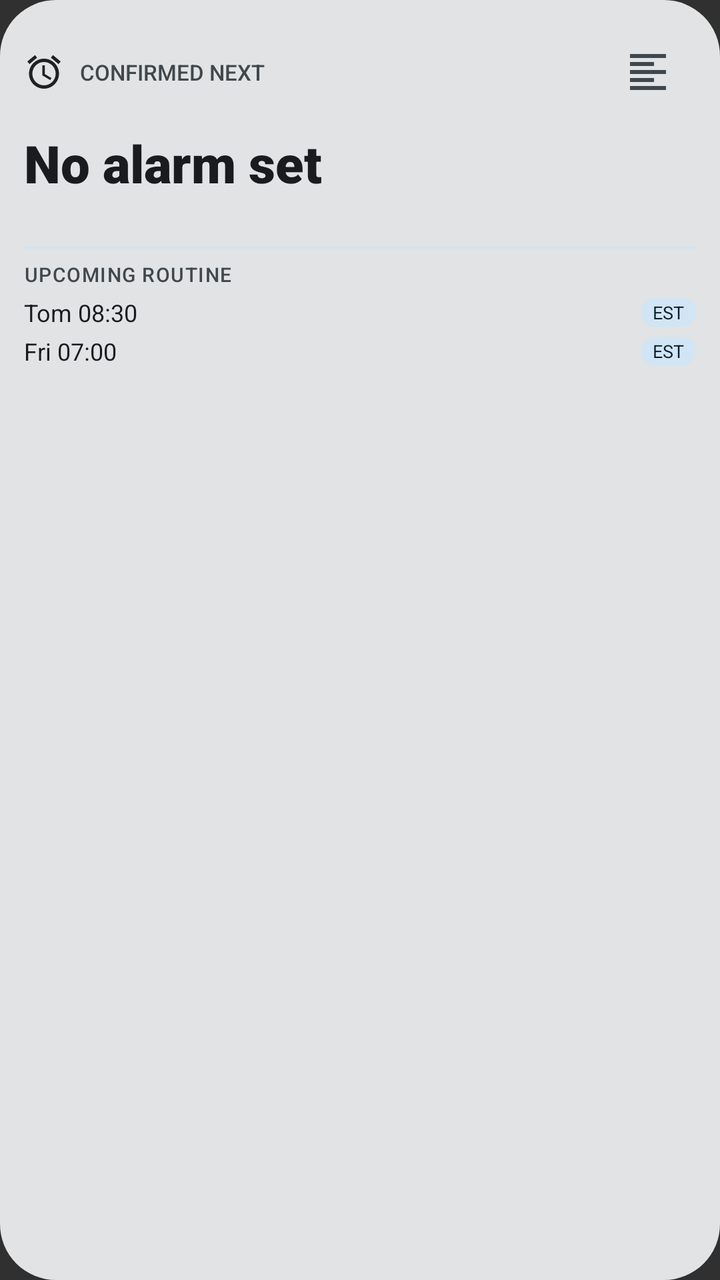
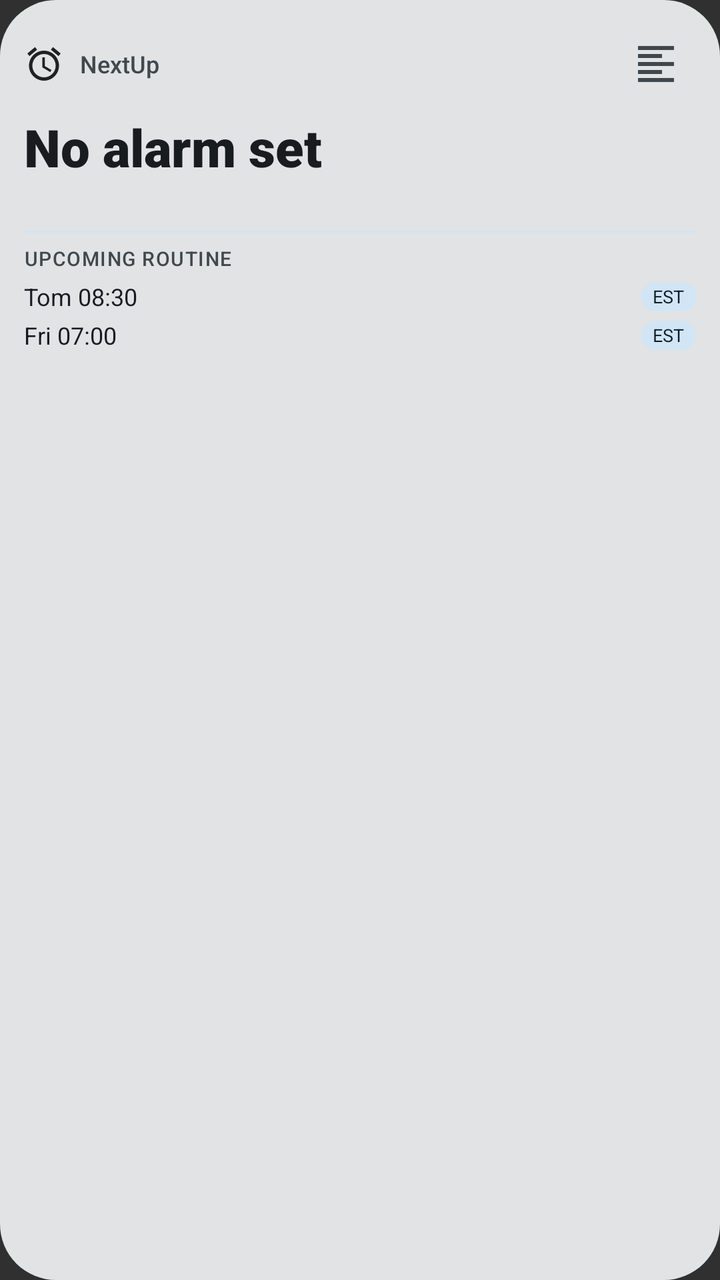

Compare the two renders of this Android layout. The source of the first and the diff that turns it into the second are given below.
<!-- AndroidManifest.xml: application theme android:Theme.Material.NoActionBar -->
<!-- res/layout/widget_next_up_tall.xml -->
<?xml version="1.0" encoding="utf-8"?>
<LinearLayout xmlns:android="http://schemas.android.com/apk/res/android"
    android:id="@+id/widget_root"
    android:layout_width="match_parent"
    android:layout_height="match_parent"
    android:background="@drawable/widget_background"
    android:orientation="vertical"
    android:padding="12dp">

    
    <LinearLayout
        android:id="@+id/widget_top_section"
        android:layout_width="match_parent"
        android:layout_height="wrap_content"
        android:orientation="vertical">

        
        <LinearLayout
            android:layout_width="match_parent"
            android:layout_height="wrap_content"
            android:gravity="center_vertical"
            android:orientation="horizontal">

            
            <LinearLayout
                android:id="@+id/widget_header"
                android:layout_width="0dp"
                android:layout_height="wrap_content"
                android:layout_weight="1"
                android:gravity="center_vertical"
                android:orientation="horizontal">

                <ImageView
                    android:id="@+id/widget_icon"
                    android:layout_width="20dp"
                    android:layout_height="20dp"
                    android:contentDescription="@string/app_name"
                    android:src="@drawable/ic_alarm" />

                <TextView
                    android:id="@+id/widget_title"
                    android:layout_width="wrap_content"
                    android:layout_height="wrap_content"
                    android:layout_marginStart="8dp"
                    android:ellipsize="end"
                    android:fontFamily="sans-serif-medium"
                    android:maxLines="1"
                    android:text="CONFIRMED NEXT"
                    android:textColor="@color/widget_on_surface_variant"
                    android:textSize="11sp" />
            </LinearLayout>

            
            <ImageView
                android:id="@+id/widget_btn_align_toggle"
                android:layout_width="48dp"
                android:layout_height="48dp"
                android:padding="12dp"
                android:contentDescription="@string/widget_alignment_title"
                android:src="@drawable/ic_format_align_left" />
        </LinearLayout>

        
        <TextView
            android:id="@+id/widget_countdown"
            android:layout_width="match_parent"
            android:layout_height="wrap_content"
            android:layout_marginTop="4dp"
            android:autoSizeMaxTextSize="32sp"
            android:autoSizeMinTextSize="14sp"
            android:autoSizeStepGranularity="1sp"
            android:autoSizeTextType="uniform"
            android:ellipsize="none"
            android:fontFamily="sans-serif-black"
            android:maxLines="1"
            android:text="@string/no_alarm_set"
            android:textColor="@color/widget_on_surface"
            android:textSize="26sp" />

        <TextView
            android:id="@+id/widget_alarm_time"
            android:layout_width="match_parent"
            android:layout_height="wrap_content"
            android:ellipsize="end"
            android:fontFamily="sans-serif"
            android:maxLines="1"
            android:text=""
            android:textColor="@color/widget_on_surface_variant"
            android:textSize="12sp" />
    </LinearLayout>

    
    <ImageView
        android:layout_width="match_parent"
        android:layout_height="1dp"
        android:layout_marginTop="8dp"
        android:layout_marginBottom="6dp"
        android:background="@color/widget_chip_bg"
        android:contentDescription="@null" />

    <TextView
        android:id="@+id/widget_section_predicted"
        android:layout_width="match_parent"
        android:layout_height="wrap_content"
        android:fontFamily="sans-serif-medium"
        android:letterSpacing="0.05"
        android:text="UPCOMING ROUTINE"
        android:textColor="@color/widget_on_surface_variant"
        android:textSize="10sp" />

    
    <LinearLayout
        android:id="@+id/widget_predicted_row_1"
        android:layout_width="match_parent"
        android:layout_height="wrap_content"
        android:layout_marginTop="4dp"
        android:gravity="center_vertical"
        android:orientation="horizontal">

        <TextView
            android:id="@+id/widget_predicted_1_text"
            android:layout_width="0dp"
            android:layout_height="wrap_content"
            android:layout_weight="1"
            android:ellipsize="end"
            android:fontFamily="sans-serif"
            android:maxLines="1"
            android:text="Tom 08:30"
            android:textColor="@color/widget_on_surface"
            android:textSize="12sp" />

        <TextView
            android:layout_width="wrap_content"
            android:layout_height="wrap_content"
            android:background="@drawable/widget_est_badge"
            android:fontFamily="sans-serif-bold"
            android:paddingStart="6dp"
            android:paddingTop="1dp"
            android:paddingEnd="6dp"
            android:paddingBottom="1dp"
            android:text="EST"
            android:textColor="@color/widget_chip_text"
            android:textSize="9sp" />
    </LinearLayout>

    
    <LinearLayout
        android:id="@+id/widget_predicted_row_2"
        android:layout_width="match_parent"
        android:layout_height="wrap_content"
        android:layout_marginTop="3dp"
        android:gravity="center_vertical"
        android:orientation="horizontal">

        <TextView
            android:id="@+id/widget_predicted_2_text"
            android:layout_width="0dp"
            android:layout_height="wrap_content"
            android:layout_weight="1"
            android:ellipsize="end"
            android:fontFamily="sans-serif"
            android:maxLines="1"
            android:text="Fri 07:00"
            android:textColor="@color/widget_on_surface"
            android:textSize="12sp" />

        <TextView
            android:layout_width="wrap_content"
            android:layout_height="wrap_content"
            android:background="@drawable/widget_est_badge"
            android:fontFamily="sans-serif-bold"
            android:paddingStart="6dp"
            android:paddingTop="1dp"
            android:paddingEnd="6dp"
            android:paddingBottom="1dp"
            android:text="EST"
            android:textColor="@color/widget_chip_text"
            android:textSize="9sp" />
    </LinearLayout>

    
    <TextView
        android:id="@+id/widget_predicted_more"
        android:layout_width="match_parent"
        android:layout_height="wrap_content"
        android:layout_marginTop="3dp"
        android:fontFamily="sans-serif-medium"
        android:text=""
        android:textColor="@color/widget_primary"
        android:textSize="10sp" />

</LinearLayout>
<!-- resources referenced by this layout -->
<resources>
  <color name="widget_chip_bg">#E8DEF8</color>
  <color name="widget_chip_text">#1D192B</color>
  <color name="widget_on_surface">#1D1B20</color>
  <color name="widget_on_surface_variant">#49454F</color>
  <color name="widget_primary">#6750A4</color>
  <!-- drawable ic_alarm (drawable) -->
  <vector xmlns:android="http://schemas.android.com/apk/res/android"
      android:width="24dp"
      android:height="24dp"
      android:viewportWidth="24"
      android:viewportHeight="24"
      android:tint="?android:attr/colorPrimary">
      <path
          android:fillColor="@android:color/white"
          android:pathData="M22,5.72l-4.6,-3.86 -1.29,1.53 4.6,3.86L22,5.72zM7.88,3.39L6.6,1.86 2,5.71l1.29,1.53 4.59,-3.85zM12.5,8H11v6l4.75,2.85 0.75,-1.23 -4,-2.37V8zM12,4c-4.97,0 -9,4.03 -9,9s4.02,9 9,9 9,-4.03 9,-9 -4.03,-9 -9,-9zM12,20c-3.87,0 -7,-3.13 -7,-7s3.13,-7 7,-7 7,3.13 7,7 -3.13,7 -7,7z"/>
  </vector>
  <!-- drawable ic_format_align_left (drawable) -->
  <vector xmlns:android="http://schemas.android.com/apk/res/android"
      android:width="24dp"
      android:height="24dp"
      android:viewportWidth="24"
      android:viewportHeight="24"
      android:tint="@color/widget_on_surface_variant">
      <path
          android:fillColor="@android:color/white"
          android:pathData="M15,15H3v2h12v-2zm0,-8H3v2h12V7zM3,13h18v-2H3v2zm0,8h18v-2H3v2zM3,3v2h18V3H3z" />
  </vector>
  <!-- drawable widget_background (drawable) -->
  <?xml version="1.0" encoding="utf-8"?>
  <shape xmlns:android="http://schemas.android.com/apk/res/android"
      android:shape="rectangle">
      <corners android:radius="28dp" />
      <solid android:color="@color/widget_surface" />
  </shape>
  <!-- drawable widget_est_badge (drawable) -->
  <?xml version="1.0" encoding="utf-8"?>
  <shape xmlns:android="http://schemas.android.com/apk/res/android"
      android:shape="rectangle">
      <corners android:radius="8dp" />
      <solid android:color="@color/widget_chip_bg" />
  </shape>
  <string name="app_name">NextUp</string>
  <string name="no_alarm_set">No alarm set</string>
  <string name="widget_alignment_title">Widget Text Alignment</string>
  <color name="widget_surface">#F2EDF7</color>
</resources>

<!-- the commit's change to res/layout/widget_next_up_tall.xml (unified diff, before → after) -->
@@ -16,6 +16,7 @@
 
         
         <LinearLayout
+            android:id="@+id/widget_top_bar"
             android:layout_width="match_parent"
             android:layout_height="wrap_content"
             android:gravity="center_vertical"
@@ -45,17 +46,17 @@
                     android:ellipsize="end"
                     android:fontFamily="sans-serif-medium"
                     android:maxLines="1"
-                    android:text="CONFIRMED NEXT"
+                    android:text="@string/app_name"
                     android:textColor="@color/widget_on_surface_variant"
-                    android:textSize="11sp" />
+                    android:textSize="12sp" />
             </LinearLayout>
 
             
             <ImageView
                 android:id="@+id/widget_btn_align_toggle"
-                android:layout_width="48dp"
-                android:layout_height="48dp"
-                android:padding="12dp"
+                android:layout_width="40dp"
+                android:layout_height="40dp"
+                android:padding="8dp"
                 android:contentDescription="@string/widget_alignment_title"
                 android:src="@drawable/ic_format_align_left" />
         </LinearLayout>
@@ -81,9 +82,9 @@
             android:id="@+id/widget_alarm_time"
             android:layout_width="match_parent"
             android:layout_height="wrap_content"
-            android:ellipsize="end"
+            android:ellipsize="none"
             android:fontFamily="sans-serif"
-            android:maxLines="1"
+            android:maxLines="2"
             android:text=""
             android:textColor="@color/widget_on_surface_variant"
             android:textSize="12sp" />
